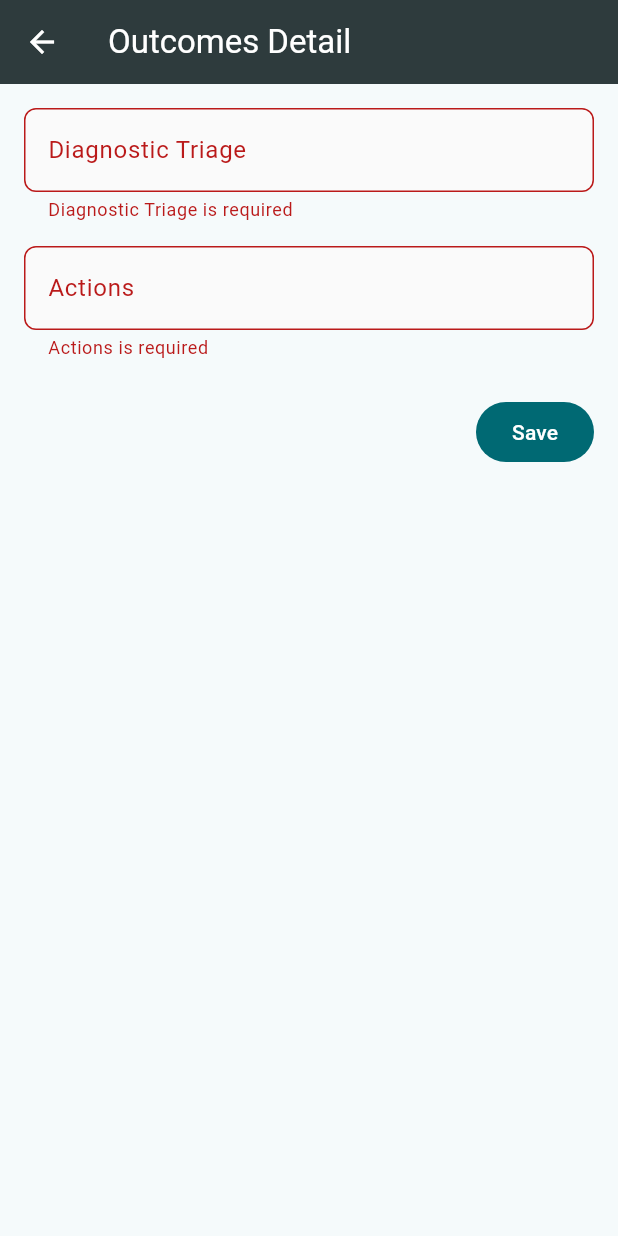
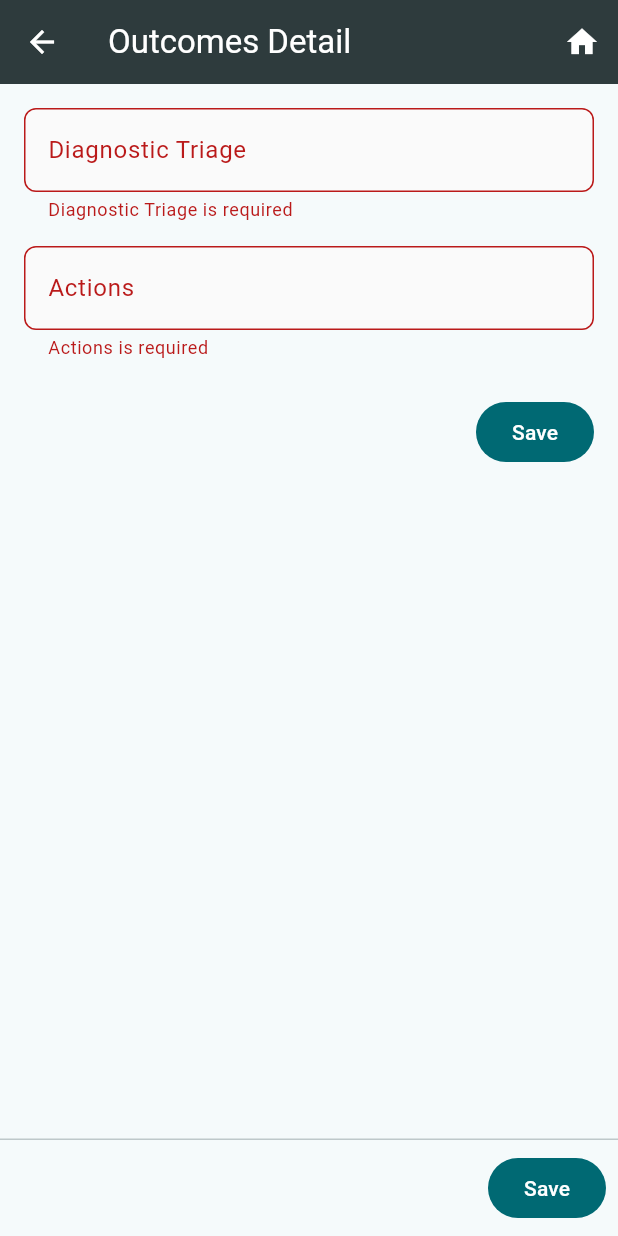
Before and after one commit to Yearfield/lorien, a Flutter app: the OutcomesDetailScreen screen opened directly with empty values, after a tap on "Save", on a phone screen of 412 x 824 dp. Run offline on Flutter 3.47's test engine with Material 3 defaults, Android fonts, the phone set to English and light mode, and no system bars; our stand-ins replace dio, flutter_riverpod, freezed_annotation, go_router, pretty_dio_logger, share_plus and 1 more; accounts and stored records are empty; network calls fail.

Commit message:
feat(shared): AppScaffold with Back/Home + nav shortcuts
- Add AppScaffold widget for consistent navigation across all screens
- Implement keyboard shortcuts: Esc/Alt+Left for Back, Ctrl+H for Home
- Add toast helpers for unified success/error messages
- Add scroll-to-top FAB for long lists
- Update all feature screens to use AppScaffold
- Add unsaved changes guard to Outcomes Detail with sticky save bar
- Add pull-to-refresh and scroll-to-top to Outcomes List
- All existing contracts maintained (5 children, 8-column header, etc.)

```diff
--- a/ui_flutter/lib/features/outcomes/ui/outcomes_detail_screen.dart
+++ b/ui_flutter/lib/features/outcomes/ui/outcomes_detail_screen.dart
@@ -6,6 +6,8 @@ import '../../../core/http/api_client.dart';
 import '../../../core/validators/field_validators.dart';
 import '../../../core/util/error_mapper.dart';
 import '../../../shared/widgets/field_error_text.dart';
+import '../../../shared/widgets/app_scaffold.dart';
+import '../../../shared/widgets/toasts.dart';
 
 class OutcomesDetailScreen extends ConsumerStatefulWidget {
   const OutcomesDetailScreen({super.key, required this.outcomeId});
@@ -21,6 +23,7 @@ class _S extends ConsumerState<OutcomesDetailScreen> {
   String? _errTriage, _errActions;
   bool _saving = false;
   bool _llmOn = false;
+  bool _dirty = false;
 
   int _wc(String s) =>
       s.trim().isEmpty ? 0 : s.trim().split(RegExp(r'\s+')).length;
@@ -47,9 +50,9 @@ class _S extends ConsumerState<OutcomesDetailScreen> {
         'diagnostic_triage': _triage.text.trim(),
         'actions': _actions.text.trim(),
       });
+      setState(() => _dirty = false);
       if (mounted) {
-        ScaffoldMessenger.of(context)
-            .showSnackBar(const SnackBar(content: Text('Saved')));
+        showSuccess(context, 'Saved successfully');
       }
     } on DioException catch (e) {
       if (e.response?.statusCode == 422) {
@@ -59,8 +62,9 @@ class _S extends ConsumerState<OutcomesDetailScreen> {
           _errActions = mapped['actions'];
         });
       } else {
-        ScaffoldMessenger.of(context).showSnackBar(
-            SnackBar(content: Text('Error ${e.response?.statusCode ?? ''}')));
+        if (mounted) {
+          showError(context, 'Error ${e.response?.statusCode ?? ''}');
+        }
       }
     } finally {
       if (mounted) setState(() => _saving = false);
@@ -75,8 +79,30 @@ class _S extends ConsumerState<OutcomesDetailScreen> {
 
   @override
   Widget build(BuildContext context) {
-    return Scaffold(
-      appBar: AppBar(title: const Text('Outcomes Detail')),
+    return WillPopScope(
+      onWillPop: () async {
+        if (!_dirty) return true;
+        final go = await showDialog<bool>(
+          context: context,
+          builder: (_) => AlertDialog(
+            title: const Text('Discard changes?'),
+            content: const Text('You have unsaved edits. Do you want to discard them?'),
+            actions: [
+              TextButton(
+                onPressed: () => Navigator.of(context).pop(false),
+                child: const Text('Stay')
+              ),
+              FilledButton(
+                onPressed: () => Navigator.of(context).pop(true),
+                child: const Text('Discard')
+              ),
+            ],
+          ),
+        );
+        return go ?? false;
+      },
+      child: AppScaffold(
+        title: 'Outcomes Detail',
         body: Form(
           key: _fKey,
           child: ListView(
@@ -90,7 +116,7 @@ class _S extends ConsumerState<OutcomesDetailScreen> {
                     labelText: 'Diagnostic Triage',
                     helperText: 'Keep under 7 words, concise phrase only.',
                     suffixText: '${_wc(_triage.text)}/7'),
-              onChanged: (_) => setState(() {}),
+                onChanged: (_) => setState(() { _dirty = true; }),
               ),
               FieldErrorText(_errTriage),
               const SizedBox(height: 16),
@@ -101,7 +127,7 @@ class _S extends ConsumerState<OutcomesDetailScreen> {
                     labelText: 'Actions',
                     helperText: 'Keep under 7 words, concise phrase only.',
                     suffixText: '${_wc(_actions.text)}/7'),
-              onChanged: (_) => setState(() {}),
+                onChanged: (_) => setState(() { _dirty = true; }),
               ),
               FieldErrorText(_errActions),
               const SizedBox(height: 24),
@@ -124,6 +150,18 @@ class _S extends ConsumerState<OutcomesDetailScreen> {
             ],
           ),
         ),
+        persistentFooterButtons: [
+          FilledButton(
+            onPressed: _saving ? null : _save,
+            child: _saving
+                ? const SizedBox(
+                    width: 16,
+                    height: 16,
+                    child: CircularProgressIndicator(strokeWidth: 2))
+                : const Text('Save'),
+          )
+        ],
+      ),
     );
   }
 }
--- /dev/null
+++ b/ui_flutter/lib/shared/widgets/app_scaffold.dart
@@ -0,0 +1,59 @@
+import 'package:flutter/material.dart';
+import 'package:go_router/go_router.dart';
+
+class AppScaffold extends StatelessWidget {
+  const AppScaffold({
+    super.key,
+    required this.title,
+    required this.body,
+    this.actions,
+    this.floatingActionButton,
+    this.bottomNavigationBar,
+    this.persistentFooterButtons,
+    this.resizeToAvoidBottomInset,
+  });
+
+  final String title;
+  final Widget body;
+  final List<Widget>? actions;
+  final Widget? floatingActionButton;
+  final Widget? bottomNavigationBar;
+  final List<Widget>? persistentFooterButtons;
+  final bool? resizeToAvoidBottomInset;
+
+  @override
+  Widget build(BuildContext context) {
+    final canPop = GoRouter.of(context).canPop();
+    return Scaffold(
+      resizeToAvoidBottomInset: resizeToAvoidBottomInset,
+      appBar: AppBar(
+        leading: Semantics(
+          label: 'Go back',
+          button: true,
+          child: IconButton(
+            tooltip: 'Back',
+            icon: const Icon(Icons.arrow_back),
+            onPressed: canPop ? () => context.pop() : null,
+          ),
+        ),
+        title: Text(title),
+        actions: [
+          Semantics(
+            label: 'Go home',
+            button: true,
+            child: IconButton(
+              tooltip: 'Home',
+              icon: const Icon(Icons.home),
+              onPressed: () => context.go('/'),
+            ),
+          ),
+          ...(actions ?? const []),
+        ],
+      ),
+      body: body,
+      floatingActionButton: floatingActionButton,
+      bottomNavigationBar: bottomNavigationBar,
+      persistentFooterButtons: persistentFooterButtons,
+    );
+  }
+}
--- /dev/null
+++ b/ui_flutter/lib/shared/widgets/nav_shortcuts.dart
@@ -0,0 +1,41 @@
+import 'package:flutter/material.dart';
+import 'package:flutter/services.dart';
+import 'package:go_router/go_router.dart';
+
+class NavShortcuts extends StatelessWidget {
+  const NavShortcuts({super.key, required this.child});
+  final Widget child;
+
+  @override
+  Widget build(BuildContext context) {
+    return Shortcuts(
+      shortcuts: <LogicalKeySet, Intent>{
+        LogicalKeySet(LogicalKeyboardKey.escape): const _BackIntent(),
+        LogicalKeySet(LogicalKeyboardKey.alt, LogicalKeyboardKey.arrowLeft): const _BackIntent(),
+        LogicalKeySet(LogicalKeyboardKey.control, LogicalKeyboardKey.keyH): const _HomeIntent(),
+      },
+      child: Actions(
+        actions: <Type, Action<Intent>>{
+          _BackIntent: CallbackAction<_BackIntent>(onInvoke: (i) {
+            final r = GoRouter.of(context);
+            if (r.canPop()) r.pop();
+            return null;
+          }),
+          _HomeIntent: CallbackAction<_HomeIntent>(onInvoke: (i) {
+            GoRouter.of(context).go('/');
+            return null;
+          }),
+        },
+        child: Focus(autofocus: true, child: child),
+      ),
+    );
+  }
+}
+
+class _BackIntent extends Intent {
+  const _BackIntent();
+}
+
+class _HomeIntent extends Intent {
+  const _HomeIntent();
+}
```
Also changed, not shown: ui_flutter/lib/features/calculator/ui/calculator_screen.dart (+3 -4 lines), ui_flutter/lib/features/flags/ui/flags_screen.dart (+3 -4 lines), ui_flutter/lib/features/outcomes/ui/outcomes_list_screen.dart (+13 -4 lines), ui_flutter/lib/features/settings/ui/about_status_page.dart (+4 -3 lines), ui_flutter/lib/features/settings/ui/settings_screen.dart (+5 -3 lines), ui_flutter/lib/features/workspace/ui/workspace_screen.dart (+3 -4 lines), ui_flutter/lib/main.dart (+9 -6 lines), ui_flutter/lib/shared/widgets/scroll_to_top_fab.dart (added, +35 -0 lines), ui_flutter/lib/shared/widgets/toasts.dart (added, +12 -0 lines), 3 other files. Lines whose indentation alone changed are shown as unchanged.
